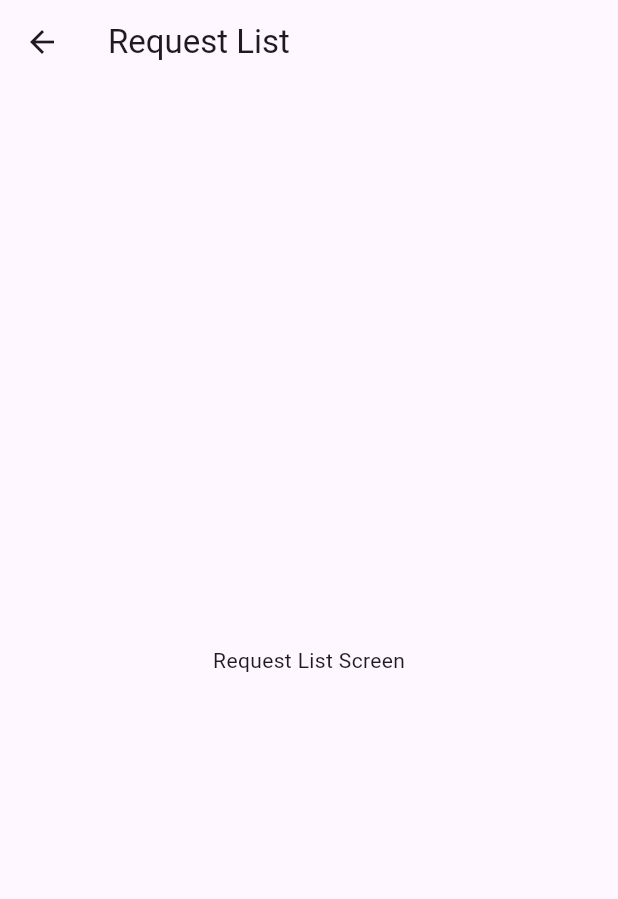
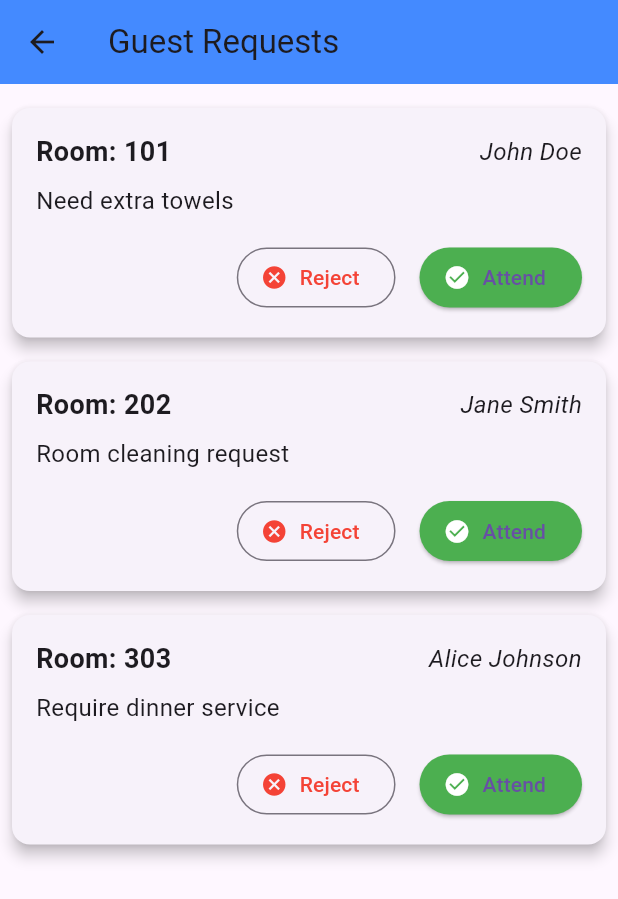
Before and after one commit to kumar83roshan/hotelappproject, a Flutter app: the RequestListScreen screen opened by its route, on a phone screen of 412 x 824 dp. Shown: the top 899 px of the screen. Run offline on Flutter 3.47's test engine with Material 3 defaults, Android fonts, the light colour scheme and no system bars; our stand-ins replace flutter_local_notifications.

Commit message:
5th commit

```diff
--- a/lib/main.dart
+++ b/lib/main.dart
@@ -4,7 +4,7 @@ import 'screens/request_list_screen.dart';
 import 'screens/request_detail_screen.dart';
 
 void main() {
-  runApp(const MyApp());
+  runApp( MyApp());
 }
 
 class MyApp extends StatelessWidget {
@@ -18,7 +18,7 @@ class MyApp extends StatelessWidget {
       initialRoute: '/',
       routes: {
         '/': (context) => const LoginScreen(),
-        '/requests': (context) => const RequestListScreen(),
+        '/requests': (context) =>  RequestListScreen(),
         '/request-detail': (context) => const RequestDetailScreen(),
       },
     );
--- a/lib/screens/request_list_screen.dart
+++ b/lib/screens/request_list_screen.dart
@@ -1,16 +1,143 @@
 import 'package:flutter/material.dart';
 
 class RequestListScreen extends StatelessWidget {
-  // Using super parameter for 'key'
-  const RequestListScreen({super.key});
+  // Constructor no longer marked as const because 'requests' is not constant
+  RequestListScreen({super.key});
+
+  // Sample request data (non-constant)
+  final List<Map<String, String>> requests = [
+    {
+      'room': '101',
+      'guest': 'John Doe',
+      'detail': 'Need extra towels',
+    },
+    {
+      'room': '202',
+      'guest': 'Jane Smith',
+      'detail': 'Room cleaning request',
+    },
+    {
+      'room': '303',
+      'guest': 'Alice Johnson',
+      'detail': 'Require dinner service',
+    },
+  ];
 
   @override
   Widget build(BuildContext context) {
     return Scaffold(
-      appBar: AppBar(title: Text('Request List')),
-      body: Center(
-        child: Text('Request List Screen'),
+      appBar: AppBar(
+        title: const Text('Guest Requests'),
+        backgroundColor: Colors.blueAccent,
+      ),
+      body: Padding(
+        padding: const EdgeInsets.all(8.0),
+        child: ListView.builder(
+          itemCount: requests.length,
+          itemBuilder: (context, index) {
+            final request = requests[index];
+            return RequestCard(
+              roomNo: request['room']!,
+              guestName: request['guest']!,
+              requestDetail: request['detail']!,
+              onAttend: () {
+                // Handle attend action
+                ScaffoldMessenger.of(context).showSnackBar(SnackBar(
+                    content: Text("Attending request for room ${request['room']}")));
+              },
+              onReject: () {
+                // Handle reject action
+                ScaffoldMessenger.of(context).showSnackBar(SnackBar(
+                    content: Text("Rejected request for room ${request['room']}")));
+              },
+            );
+          },
+        ),
       ),
     );
   }
 }
+
+// Widget for a single request card
+class RequestCard extends StatelessWidget {
+  final String roomNo;
+  final String guestName;
+  final String requestDetail;
+  final VoidCallback onAttend;
+  final VoidCallback onReject;
+
+  const RequestCard({
+    super.key,
+    required this.roomNo,
+    required this.guestName,
+    required this.requestDetail,
+    required this.onAttend,
+    required this.onReject,
+  });
+
+  @override
+  Widget build(BuildContext context) {
+    return Card(
+      elevation: 4,
+      margin: const EdgeInsets.symmetric(vertical: 8),
+      child: Padding(
+        padding: const EdgeInsets.all(16.0),
+        child: Column(
+          crossAxisAlignment: CrossAxisAlignment.start,
+          children: [
+            // Room Number and Guest Name
+            Row(
+              mainAxisAlignment: MainAxisAlignment.spaceBetween,
+              children: [
+                Text(
+                  'Room: $roomNo',
+                  style: const TextStyle(
+                    fontWeight: FontWeight.bold,
+                    fontSize: 18,
+                  ),
+                ),
+                Text(
+                  guestName,
+                  style: const TextStyle(
+                    fontStyle: FontStyle.italic,
+                    fontSize: 16,
+                  ),
+                ),
+              ],
+            ),
+            const SizedBox(height: 8),
+            // Request Details
+            Text(
+              requestDetail,
+              style: const TextStyle(fontSize: 16),
+            ),
+            const SizedBox(height: 16),
+            // Buttons to attend or reject the request
+            Row(
+              mainAxisAlignment: MainAxisAlignment.end,
+              children: [
+                OutlinedButton.icon(
+                  onPressed: onReject,
+                  icon: const Icon(Icons.cancel, color: Colors.red),
+                  label: const Text('Reject'),
+                  style: OutlinedButton.styleFrom(
+                    foregroundColor: Colors.red,
+                  ),
+                ),
+                const SizedBox(width: 16),
+                ElevatedButton.icon(
+                  onPressed: onAttend,
+                  icon: const Icon(Icons.check_circle, color: Colors.white),
+                  label: const Text('Attend'),
+                  style: ElevatedButton.styleFrom(
+                    backgroundColor: Colors.green,
+                  ),
+                ),
+              ],
+            )
+          ],
+        ),
+      ),
+    );
+  }
+}
```
